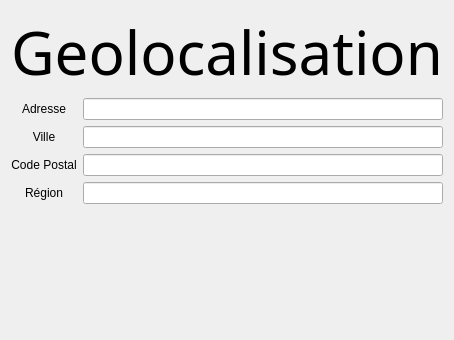
Above: GeoStation_Projet/geolocmozaicwidget.ui from SoheibBiga/GeoStation before the change. Below: the same form after it.
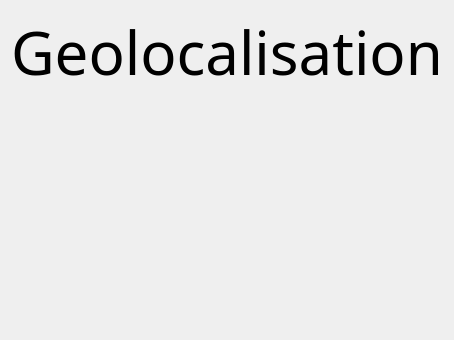
That is the form after the change.

Commit message: update mozaic Geoloc

```diff
--- a/GeoStation_Projet/geolocmozaicwidget.ui
+++ b/GeoStation_Projet/geolocmozaicwidget.ui
@@ -19,17 +19,26 @@
   <property name="windowTitle">
    <string>Form</string>
   </property>
-  <layout class="QVBoxLayout" name="verticalLayout_5">
+  <property name="autoFillBackground">
+   <bool>false</bool>
+  </property>
+  <layout class="QVBoxLayout" name="verticalLayout_8">
    <item>
-    <layout class="QVBoxLayout" name="verticalLayout_4">
+    <layout class="QVBoxLayout" name="verticalLayout_7">
      <item>
-      <layout class="QVBoxLayout" name="verticalLayout_3">
+      <layout class="QVBoxLayout" name="verticalLayout_6">
        <item>
         <widget class="QLabel" name="label">
+         <property name="minimumSize">
+          <size>
+           <width>0</width>
+           <height>31</height>
+          </size>
+         </property>
          <property name="maximumSize">
           <size>
            <width>16777215</width>
-           <height>81</height>
+           <height>80</height>
           </size>
          </property>
          <property name="font">
@@ -44,71 +53,60 @@
         </widget>
        </item>
        <item>
-        <layout class="QHBoxLayout" name="horizontalLayout">
-         <item>
-          <layout class="QVBoxLayout" name="verticalLayout_2">
-           <item>
-            <widget class="QLabel" name="Adresse">
-             <property name="text">
-              <string>Adresse</string>
-             </property>
-             <property name="alignment">
-              <set>Qt::AlignCenter</set>
-             </property>
-            </widget>
-           </item>
-           <item>
-            <widget class="QLabel" name="Ville">
-             <property name="text">
-              <string>Ville</string>
-             </property>
-             <property name="alignment">
-              <set>Qt::AlignCenter</set>
-             </property>
-            </widget>
-           </item>
-           <item>
-            <widget class="QLabel" name="CP">
-             <property name="text">
-              <string>Code Postal</string>
-             </property>
-             <property name="alignment">
-              <set>Qt::AlignCenter</set>
-             </property>
-            </widget>
-           </item>
-           <item>
-            <widget class="QLabel" name="Region">
-             <property name="text">
-              <string>Région</string>
-             </property>
-             <property name="alignment">
-              <set>Qt::AlignCenter</set>
-             </property>
-            </widget>
-           </item>
-          </layout>
-         </item>
+        <layout class="QVBoxLayout" name="verticalLayout_5">
          <item>
           <layout class="QVBoxLayout" name="verticalLayout">
            <item>
-            <widget class="QLineEdit" name="AdresseEdit">
-             <property name="minimumSize">
-              <size>
-               <width>0</width>
-               <height>0</height>
-              </size>
+            <widget class="QLabel" name="label_3">
+             <property name="text">
+              <string/>
              </property>
+             <property name="alignment">
+              <set>Qt::AlignCenter</set>
+             </property>
             </widget>
            </item>
+          </layout>
+         </item>
+         <item>
+          <layout class="QVBoxLayout" name="verticalLayout_2">
            <item>
-            <widget class="QLineEdit" name="VilleEdit"/>
+            <widget class="QLabel" name="label_4">
+             <property name="text">
+              <string/>
+             </property>
+             <property name="alignment">
+              <set>Qt::AlignCenter</set>
+             </property>
+            </widget>
            </item>
+          </layout>
+         </item>
+         <item>
+          <layout class="QVBoxLayout" name="verticalLayout_3">
            <item>
-            <widget class="QLineEdit" name="CP_edit"/>
+            <widget class="QLabel" name="label_5">
+             <property name="text">
+              <string/>
+             </property>
+             <property name="alignment">
+              <set>Qt::AlignCenter</set>
+             </property>
+            </widget>
            </item>
+          </layout>
+         </item>
+         <item>
+          <layout class="QVBoxLayout" name="verticalLayout_4">
            <item>
-            <widget class="QLineEdit" name="RegionEdit"/>
+            <widget class="QLabel" name="label_6">
+             <property name="text">
+              <string/>
+             </property>
+             <property name="alignment">
+              <set>Qt::AlignCenter</set>
+             </property>
+            </widget>
            </item>
           </layout>
          </item>
@@ -118,6 +116,12 @@
      </item>
      <item>
       <widget class="QLabel" name="label_2">
+       <property name="maximumSize">
+        <size>
+         <width>16777215</width>
+         <height>200</height>
+        </size>
+       </property>
        <property name="text">
         <string/>
        </property>
```
The commit also changes 1 other file.
